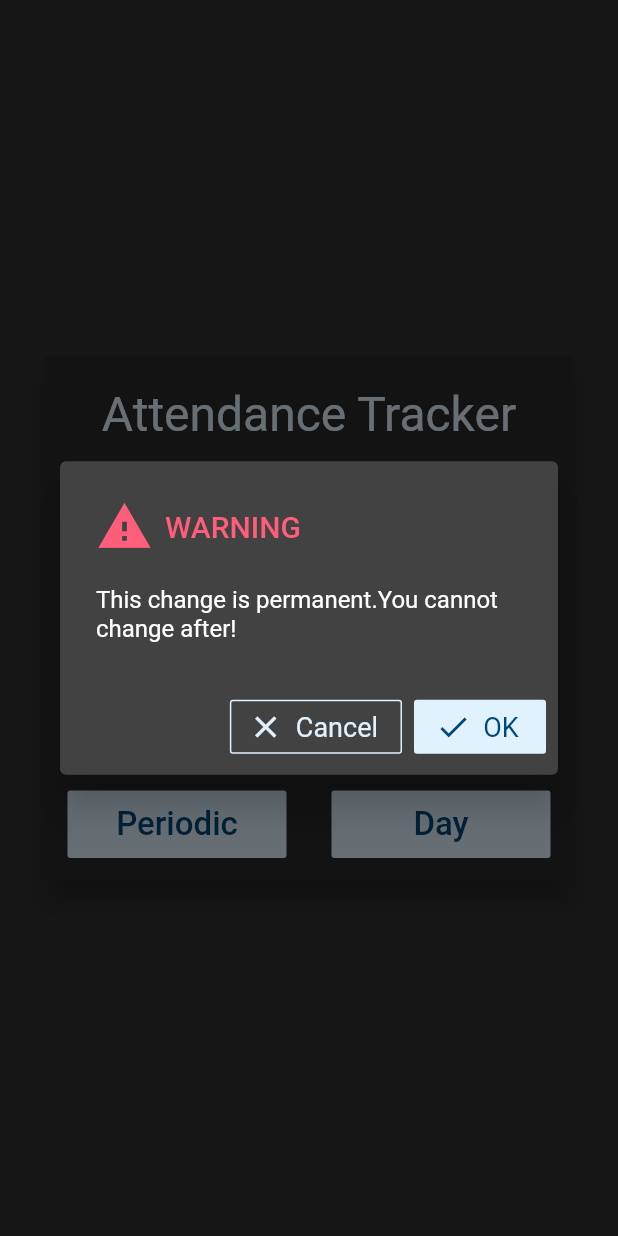
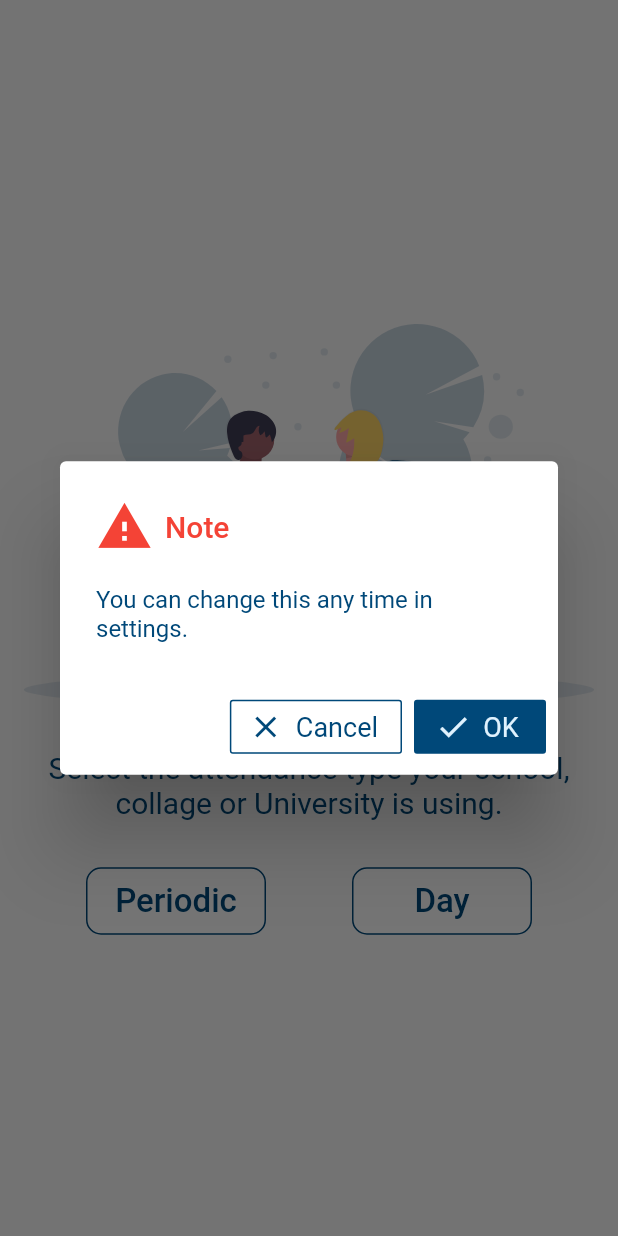
Before and after one commit to vishvaRam/Bunker, a Flutter app: the screen it shows after launch, after a tap on "Day", on a phone screen of 412 x 824 dp. Run offline on Flutter 3.47's test engine with Material 2 defaults, Android fonts, the phone set to English and light mode, and no system bars; our stand-ins replace flutter_slidable, flutter_svg, share, shared_preferences, sqflite; accounts and stored records are empty.

Commit message:
Enabled changing timetable inside

```diff
--- a/lib/Pages/Intro.dart
+++ b/lib/Pages/Intro.dart
@@ -2,6 +2,7 @@ import 'package:flutter/material.dart';
 import 'PeriodicAttendence.dart';
 import 'package:shared_preferences/shared_preferences.dart';
 import 'Day.dart';
+import 'package:flutter_svg/flutter_svg.dart';
 
 // ignore: must_be_immutable
 class Intro extends StatefulWidget {
@@ -17,7 +18,7 @@ final Color falseBtn = Color(0xffff5e7a);
 
 class _IntroState extends State<Intro> {
   setAppRunsFirstTime() async {
-    print("first Time");
+    print("Selected");
     SharedPreferences prefs = await SharedPreferences.getInstance();
     await prefs.setBool("isFirstTime", true);
   }
@@ -29,117 +30,101 @@ class _IntroState extends State<Intro> {
 
   @override
   void initState() {
-    setAppRunsFirstTime();
     super.initState();
   }
 
   @override
   Widget build(BuildContext context) {
     return Theme(
-      data: ThemeData(brightness: Brightness.dark),
+      data: ThemeData(brightness: Brightness.light),
       child: Scaffold(
-        body: Center(
-            child: Container(
-          height: 350.0,
-          width: MediaQuery.of(context).size.width,
-          margin: EdgeInsets.symmetric(horizontal: 30.0),
-          child: Material(
-            elevation: 8.0,
-            child: Container(
-              color: Colors.black12,
-              child: Column(
-                crossAxisAlignment: CrossAxisAlignment.start,
-                mainAxisAlignment: MainAxisAlignment.spaceBetween,
-                children: <Widget>[
-                  Center(
+        body: Column(
+          mainAxisAlignment: MainAxisAlignment.start,
+          crossAxisAlignment: CrossAxisAlignment.center,
+          children: [
+            SizedBox(
+              height: MediaQuery.of(context).size.height / 4,
+            ),
+            Container(
+              height: MediaQuery.of(context).size.height / 3,
+              padding: const EdgeInsets.all(10.0),
+              child: SvgPicture.asset("Assets/school.svg",
+                  placeholderBuilder: (BuildContext context) => Container(
+                      child: Center(child: const CircularProgressIndicator()))),
+            ),
+            Flexible(
+              flex: 1,
               child: Padding(
-                      padding: const EdgeInsets.only(top: 20.0),
+                padding: const EdgeInsets.all(20.0),
                 child: Text(
-                        "Attendance Tracker",
-                        style: TextStyle(fontSize: 32.0, color: trueBack),
+              "Select the attendance type your school,\ncollage or University is using.",
+              style: TextStyle(
+                fontSize: 20,
+                color: trueText,
+              ),
+              textAlign: TextAlign.center,
                 ),
               ),
             ),
-                  Center(
-                    child: Padding(
-                      padding: const EdgeInsets.only(left: 20.0, right: 8.0),
-                      child: Text(
-                          "Select the attendance type used in your school,college or Institute",
-                          style:
-                              TextStyle(fontSize: 20.0, color: Colors.white70)),
+            SizedBox(
+              height: 10,
             ),
-                  ),
-                  Padding(
-                    padding: const EdgeInsets.only(left: 20.0),
-                    child: ListTile(
-                      leading: Icon(
-                        Icons.warning,
-                        size: 34.0,
-                        color: falseBtn,
-                      ),
-                      title: Text(
-                        "It cannot be changed after!",
-                        style: TextStyle(color: falseBtn),
-                        overflow: TextOverflow.ellipsis,
-                      ),
-                    ),
-                  ),
-                  Center(
+            Container(
               child: Row(
-                      mainAxisAlignment: MainAxisAlignment.spaceAround,
-                      children: <Widget>[
-                        Expanded(
-                          child: Padding(
-                            padding: const EdgeInsets.all(15.0),
-                            child: SizedBox(
+                mainAxisAlignment: MainAxisAlignment.spaceEvenly,
+                crossAxisAlignment: CrossAxisAlignment.start,
+                children: [
+                  FlatButton(
                     height: 45.0,
-                              child: FlatButton(
+                    minWidth: 120.0,
+                    shape: RoundedRectangleBorder(
+                        borderRadius: BorderRadius.circular(10.0),
+                        side: BorderSide(color: trueText)),
                     onPressed: () {
-                                  showDialog(
-                                      context: (context),
-                                      child: AlertDialog(
-                                        elevation: 12.0,
+                      showDialog(context: (context),child: AlertDialog(
+                        backgroundColor: Colors.white,
                         title: Row(
                           children: <Widget>[
                             Icon(
                               Icons.warning,
-                                              color: falseBtn,
+                              color: Colors.red,
                               size: 38,
                             ),
                             Padding(
                               padding:
                               const EdgeInsets.all(8.0),
                               child: Text(
-                                                "WARNING",
+                                "Note",
                                 style:
-                                                    TextStyle(color: falseBtn),
+                                TextStyle(color: Colors.red),
                               ),
                             )
                           ],
                         ),
-                                        content: Text(
-                                            "This change is permanent.You cannot change after!"),
-                                        actions: <Widget>[
+                        content: Text("You can change this any time in settings.",style: TextStyle(color: trueText),),
+                        actions: [
                           OutlineButton.icon(
+
                             borderSide: BorderSide(
-                                                width: 1, color: trueBack),
+                                width: 1, color: trueText),
                             onPressed: () {
                               Navigator.pop(context);
                             },
                             icon: Icon(
                               Icons.close,
-                                              color: trueBack,
+                              color: trueText,
                             ),
                             label: Text("Cancel",
                                 style: TextStyle(
-                                                    color: trueBack,
+                                    color: trueText,
                                     fontSize: 18.0,
                                     fontWeight:
                                     FontWeight.w400)),
                           ),
                           FlatButton.icon(
-                                              color: trueBack,
+                              color: trueText,
                               onPressed: () {
+                                setAppRunsFirstTime();
                                 setPeriodic(true);
                                 Navigator.of(context).popUntil(
                                         (route) => route.isFirst);
@@ -152,11 +137,11 @@ class _IntroState extends State<Intro> {
                                             )));
                               },
                               icon: Icon(Icons.done,
-                                                  color: trueText),
+                                  color: trueBack),
                               label: Text(
                                 "OK",
                                 style: TextStyle(
-                                                    color: trueText,
+                                    color: trueBack,
                                     fontSize: 18.0,
                                     fontWeight:
                                     FontWeight.w400),
@@ -164,84 +149,77 @@ class _IntroState extends State<Intro> {
                         ],
                       ));
                     },
-                                color: trueBack,
                     child: Text(
                       "Periodic",
-                                  style:
-                                      TextStyle(color: trueText, fontSize: 22),
+                      style: TextStyle(color: trueText, fontSize: 22),
                     ),
+                    color: Colors.white,
                   ),
-                            ),
-                          ),
-                        ),
-                        Expanded(
-                          child: Padding(
-                            padding: const EdgeInsets.all(15.0),
-                            child: SizedBox(
+                  FlatButton(
                     height: 45.0,
-                              child: FlatButton(
+                    minWidth: 120.0,
+                    shape: RoundedRectangleBorder(
+                        borderRadius: BorderRadius.circular(10.0),
+                        side: BorderSide(color: trueText)),
                     onPressed: () {
-                                  showDialog(
-                                      context: (context),
-                                      child: AlertDialog(
-                                        elevation: 12.0,
+                      showDialog(context: (context),child: AlertDialog(
+                        backgroundColor: Colors.white,
                         title: Row(
                           children: <Widget>[
                             Icon(
                               Icons.warning,
-                                              color: falseBtn,
+                              color: Colors.red,
                               size: 38,
                             ),
                             Padding(
                               padding:
                               const EdgeInsets.all(8.0),
                               child: Text(
-                                                "WARNING",
+                                "Note",
                                 style:
-                                                    TextStyle(color: falseBtn),
+                                TextStyle(color: Colors.red),
                               ),
                             )
                           ],
                         ),
-                                        content: Text(
-                                            "This change is permanent.You cannot change after!"),
-                                        actions: <Widget>[
+                        content: Text("You can change this any time in settings.",style: TextStyle(color: trueText),),
+                        actions: [
                           OutlineButton.icon(
+
                             borderSide: BorderSide(
-                                                width: 1, color: trueBack),
+                                width: 1, color: trueText),
                             onPressed: () {
                               Navigator.pop(context);
                             },
                             icon: Icon(
                               Icons.close,
-                                              color: trueBack,
+                              color: trueText,
                             ),
                             label: Text("Cancel",
                                 style: TextStyle(
-                                                    color: trueBack,
+                                    color: trueText,
                                     fontSize: 18.0,
                                     fontWeight:
                                     FontWeight.w400)),
                           ),
                           FlatButton.icon(
-                                              color: trueBack,
+                              color: trueText,
                               onPressed: () {
+                                setAppRunsFirstTime();
                                 setPeriodic(false);
                                 Navigator.of(context).popUntil(
                                         (route) => route.isFirst);
                                 Navigator.pushReplacement(
                                     context,
                                     MaterialPageRoute(
-                                                        builder: (context) =>
-                                                            Day(widget
-                                                                .isDark)));
+                                        builder: (context) =>Day(widget.isDark)));
                               },
                               icon: Icon(Icons.done,
-                                                  color: trueText),
+                                  color: trueBack),
                               label: Text(
                                 "OK",
                                 style: TextStyle(
-                                                    color: trueText,
+                                    color: trueBack,
                                     fontSize: 18.0,
                                     fontWeight:
                                     FontWeight.w400),
@@ -249,15 +227,11 @@ class _IntroState extends State<Intro> {
                         ],
                       ));
                     },
-                                color: trueBack,
                     child: Text(
                       "Day",
-                                  style:
-                                      TextStyle(color: trueText, fontSize: 22),
+                      style: TextStyle(color: trueText, fontSize: 22),
                     ),
-                              ),
-                            ),
-                          ),
+                    color: Colors.white,
                   ),
                 ],
               ),
@@ -265,9 +239,6 @@ class _IntroState extends State<Intro> {
           ],
         ),
       ),
-          ),
-        )),
-      ),
     );
   }
 }
--- a/lib/Pages/PeriodicAttendence.dart
+++ b/lib/Pages/PeriodicAttendence.dart
@@ -498,7 +498,7 @@ class _PeriodicState extends State<Periodic> {
         context: context,
         builder: (context) {
           return AnimatedPadding(
-            duration: Duration(milliseconds: 100),
+            duration: Duration(milliseconds: 50),
             curve: Curves.easeIn,
             padding: MediaQuery.of(context).viewInsets,
             child: Container(
--- a/lib/main.dart
+++ b/lib/main.dart
@@ -86,7 +86,7 @@ class _MainState extends State<Main> {
                         );
                       }
                       else{
-                        return Intro(true);
+                        return Intro(false);
                       }
                     }
                     return Container();
```
Also changed, not shown: lib/Pages/Day.dart (+45 -13 lines), lib/Widgets/Drawer.dart (+31 -9 lines), pubspec.yaml (+6 -5 lines), Assets/school.svg (added), 1 other file. Lines whose indentation alone changed are shown as unchanged.
